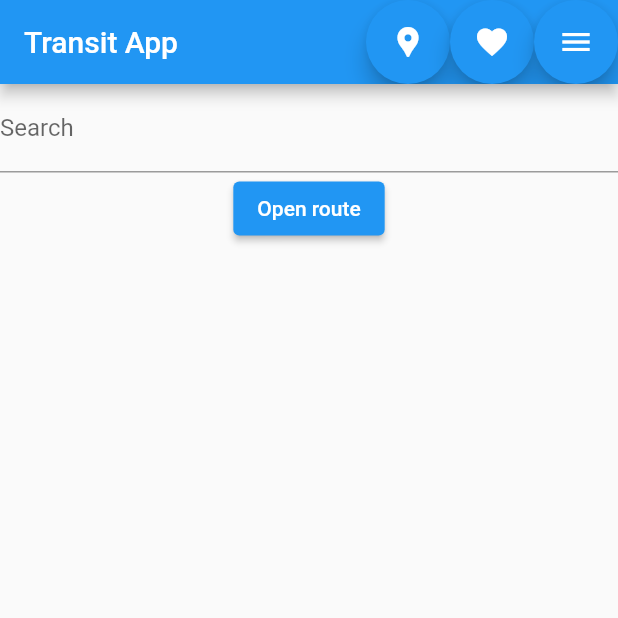
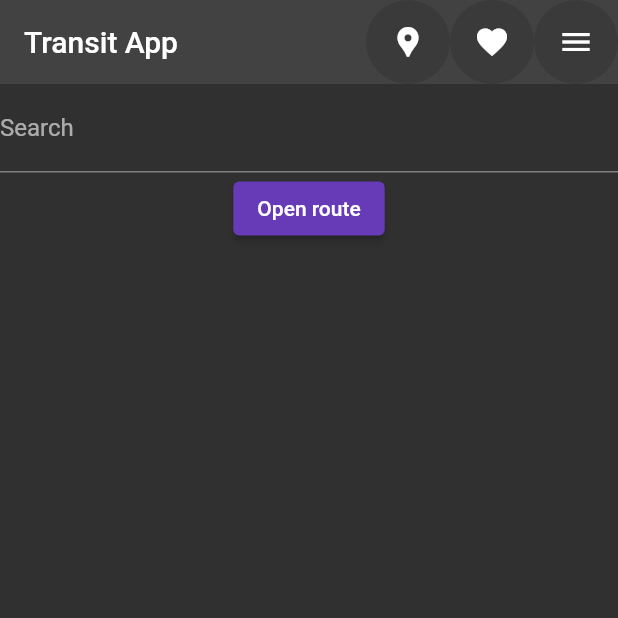
Before and after one commit to popcorn9499/TransitApp, a Flutter app: the screen it shows after launch, on a phone screen of 412 x 824 dp, the top half of it. Run offline on Flutter 3.47's test engine with Material 2 defaults, Android fonts, the phone set to English and light mode, and no system bars; our stand-ins replace geolocator, shared_preferences, sprintf.

Commit message:
implemented how to handle theme switching

```diff
--- a/lib/widgets/menus/main_menu.dart
+++ b/lib/widgets/menus/main_menu.dart
@@ -24,7 +24,9 @@ class MainMenu extends StatelessWidget {
   Widget build(BuildContext context) {
     return MaterialApp(
       title: 'Transit App',
-      theme: Styles.themeData(true, context),
+      theme: Styles.lightTheme( context),
+      darkTheme: Styles.darkTheme(context),
+      themeMode: ThemeMode.dark,
       home: MyHomePage(title: 'Transit App'),
     );
   }
```
